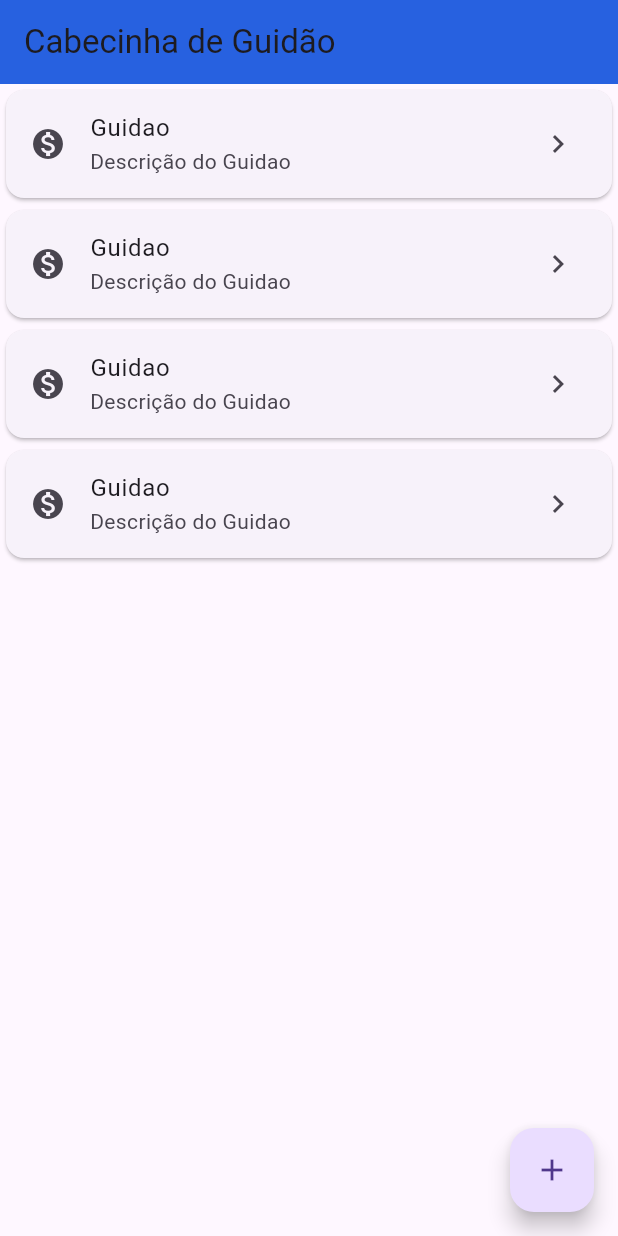
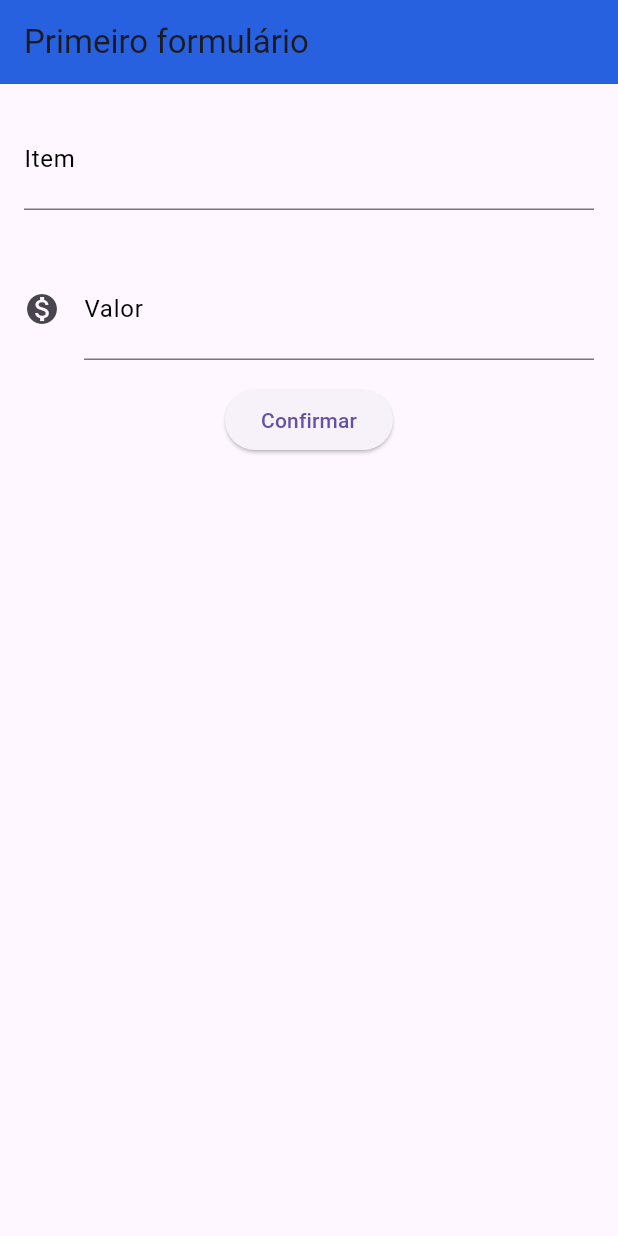
Before and after one commit to lucasg501/PrimeiroProjetoFlutter, a Flutter app: the screen it shows after launch, on a phone screen of 412 x 824 dp. Run offline on Flutter 3.47's test engine with Material 3 defaults, Android fonts, the phone set to English and light mode, and no system bars.

Commit message:
Primeiro formulario criado

```diff
--- a/lib/main.dart
+++ b/lib/main.dart
@@ -1,52 +1,113 @@
 import 'package:flutter/material.dart';
 
-void main() => runApp(
-  MaterialApp(
-    home: Scaffold(
+void main() => runApp(ByteBankApp());
+
+class ByteBankApp extends StatelessWidget {
+  @override
+  Widget build(BuildContext context) {
+    return MaterialApp(home: Scaffold(body: FormularioTransferencia()));
+  }
+}
+
+class ListaTransferencias extends StatelessWidget {
+  @override
+  Widget build(BuildContext context) {
+    return Scaffold(
+      appBar: AppBar(
+        backgroundColor: const Color.fromARGB(255, 39, 97, 224),
+        title: const Text("Cabecinha de Guidão"),
+      ),
       body: Column(
         children: <Widget>[
-          Card(
-            child: ListTile(
-              leading: Icon(Icons.monetization_on),
-              title: Text("Guidao"),
-              subtitle: Text("Descrição do Guidao"),
-              trailing: Icon(Icons.keyboard_arrow_right),
+          ItemTransferencia(Transferencia("Rolinha quadrada", 50)),
+          ItemTransferencia(Transferencia("Cabeça triangular", 1500)),
+          ItemTransferencia(Transferencia("Cuzinho descascado", 14)),
+        ],
+      ),
+      floatingActionButton: FloatingActionButton(
+        child: const Icon(Icons.add),
+        onPressed: () {},
+      ),
+    );
+  }
+}
+
+class ItemTransferencia extends StatelessWidget {
+  final Transferencia _transferencia;
+
+  ItemTransferencia(this._transferencia);
+
+  @override
+  Widget build(BuildContext context) {
+    return Card(
+      child: ListTile(
+        leading: const Icon(Icons.monetization_on),
+        title: Text(_transferencia.valor.toString()),
+        subtitle: Text(_transferencia.item),
+        trailing: const Icon(Icons.keyboard_arrow_right),
+      ),
+    );
+  }
+}
+
+class Transferencia {
+  final double valor;
+  final String item;
+
+  Transferencia(this.item, this.valor);
+}
+
+
+class FormularioTransferencia extends StatelessWidget {
+  const FormularioTransferencia({super.key});
+
+  @override
+  Widget build(BuildContext context) {
+    return Scaffold(
+      appBar: AppBar(
+        backgroundColor: const Color.fromARGB(255, 39, 97, 224),
+        title: const Text('Primeiro formulário'),
+      ),
+      body: Column(
+        children: <Widget>[
+          Padding(
+            padding: const EdgeInsets.all(16.0),
+            child: TextField(
+              style: const TextStyle(
+                fontSize: 24.0,
+              ),
+              decoration: const InputDecoration(
+                labelText: "Item",
+                labelStyle: TextStyle(
+                  color: Colors.black,
+                ),
+                hintText: "Cachorra aguada",
+              ),
             ),
           ),
-          Card(
-            child: ListTile(
-              leading: Icon(Icons.monetization_on),
-              title: Text("Guidao"),
-              subtitle: Text("Descrição do Guidao"),
-              trailing: Icon(Icons.keyboard_arrow_right),
+          Padding(
+            padding: const EdgeInsets.all(16.0),
+            child: TextField(
+              style: const TextStyle(
+                fontSize: 24.0,
+              ),
+              decoration: const InputDecoration(
+                icon: Icon(Icons.monetization_on),
+                labelText: "Valor",
+                labelStyle: TextStyle(
+                  color: Colors.black,
+                ),
+                hintText: "501",
+              ),
+              keyboardType: TextInputType.number,
             ),
           ),
-          Card(
-            child: ListTile(
-              leading: Icon(Icons.monetization_on),
-              title: Text("Guidao"),
-              subtitle: Text("Descrição do Guidao"),
-              trailing: Icon(Icons.keyboard_arrow_right),
-            ),
-          ),
-          Card(
-            child: ListTile(
-              leading: Icon(Icons.monetization_on),
-              title: Text("Guidao"),
-              subtitle: Text("Descrição do Guidao"),
-              trailing: Icon(Icons.keyboard_arrow_right),
-            ),
+          ElevatedButton(
+            child: const Text("Confirmar"),
+            onPressed: () {},
           ),
         ],
       ),
-      appBar: AppBar(
-        backgroundColor: const Color.fromARGB(255, 39, 97, 224),
-        title: Text("Cabecinha de Guidão"),
-      ),
-      floatingActionButton: FloatingActionButton(
-        child: Icon(Icons.add),
-        onPressed: () {},
-      ),
-    ),
-  ),
-);
+    );
+  }
+}
```
Also changed, not shown: flutter_02.png (added).
